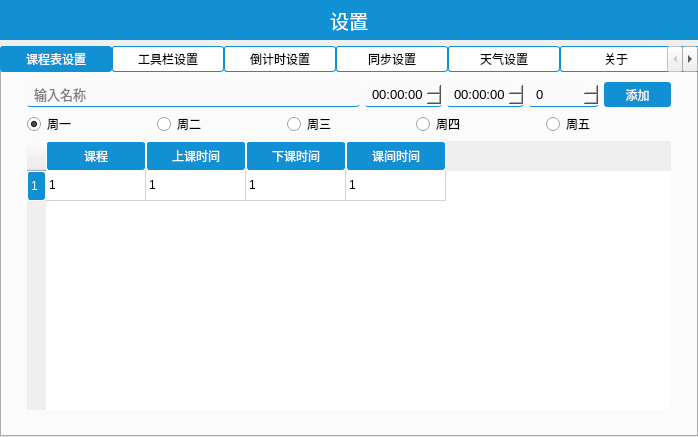
This is ui/tableeditwidget.ui in Aero80wd/SchoolTools as Qt 5 draws it before an edit. The edited form follows.
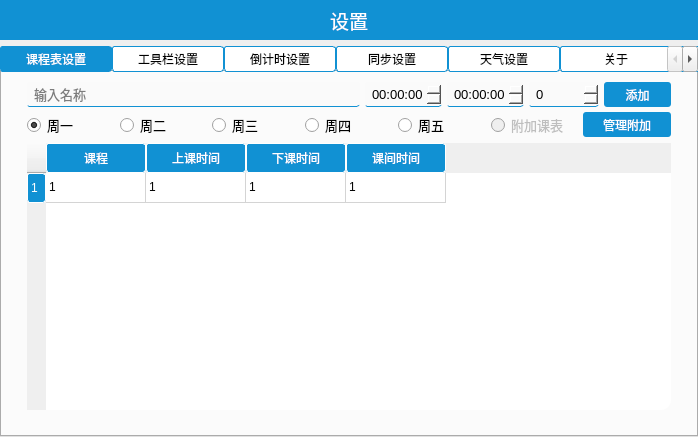
This is the edited form. Icons and pictures are not drawn. Custom widgets are drawn as their Qt base class.

What changed in the file:
```diff
--- a/ui/tableeditwidget.ui
+++ b/ui/tableeditwidget.ui
@@ -349,6 +349,11 @@
            <layout class="QHBoxLayout" name="horizontalLayout_2">
             <item>
              <widget class="QRadioButton" name="radioButton">
+              <property name="font">
+               <font>
+                <pointsize>10</pointsize>
+               </font>
+              </property>
               <property name="styleSheet">
                <string notr="true">QRadioButton::indicator{
 	width:15px;
@@ -375,6 +380,11 @@
             </item>
             <item>
              <widget class="QRadioButton" name="radioButton_2">
+              <property name="font">
+               <font>
+                <pointsize>10</pointsize>
+               </font>
+              </property>
               <property name="styleSheet">
                <string notr="true">QRadioButton::indicator{
 	width:15px;
@@ -398,6 +408,11 @@
             </item>
             <item>
              <widget class="QRadioButton" name="radioButton_3">
+              <property name="font">
+               <font>
+                <pointsize>10</pointsize>
+               </font>
+              </property>
               <property name="styleSheet">
                <string notr="true">QRadioButton::indicator{
 	width:15px;
@@ -421,6 +436,11 @@
             </item>
             <item>
              <widget class="QRadioButton" name="radioButton_4">
+              <property name="font">
+               <font>
+                <pointsize>10</pointsize>
+               </font>
+              </property>
               <property name="styleSheet">
                <string notr="true">QRadioButton::indicator{
 	width:15px;
@@ -444,6 +464,11 @@
             </item>
             <item>
              <widget class="QRadioButton" name="radioButton_5">
+              <property name="font">
+               <font>
+                <pointsize>10</pointsize>
+               </font>
+              </property>
               <property name="styleSheet">
                <string notr="true">QRadioButton::indicator{
 	width:15px;
@@ -465,6 +490,63 @@
               </property>
              </widget>
             </item>
+            <item>
+             <widget class="QRadioButton" name="radioButton_6">
+              <property name="enabled">
+               <bool>false</bool>
+              </property>
+              <property name="font">
+               <font>
+                <pointsize>10</pointsize>
+               </font>
+              </property>
+              <property name="styleSheet">
+               <string notr="true">QRadioButton::indicator{
+	width:15px;
+	height:15px;
+	border-image:url(&quot;:/res/radiobutton/stable.png&quot;);
+}
+QRadioButton::indicator:unchecked:hover{
+	border-image:url(&quot;:/res/radiobutton/hover.png&quot;);
+}
+QRadioButton::indicator:checked{
+	border-image:url(&quot;:/res/radiobutton/checked.png&quot;);
+}
+QRadioButton::indicator:unchecked{
+	border-image:url(&quot;:/res/radiobutton/stable.png&quot;);
+}</string>
+              </property>
+              <property name="text">
+               <string>附加课表</string>
+              </property>
+             </widget>
+            </item>
+            <item>
+             <widget class="QPushButton" name="start_table_manager">
+              <property name="minimumSize">
+               <size>
+                <width>0</width>
+                <height>25</height>
+               </size>
+              </property>
+              <property name="styleSheet">
+               <string notr="true">QPushButton{
+	border-radius: 3px; /* 边框圆角 */
+	color:#ffffff;
+	background-color: #1191d3; /* 背景颜色 */
+	padding:3px;
+
+}
+QPushButton:hover{
+background:rgb(11, 96, 139);
+}
+</string>
+              </property>
+              <property name="text">
+               <string>管理附加</string>
+              </property>
+             </widget>
+            </item>
            </layout>
           </item>
           <item>
```
